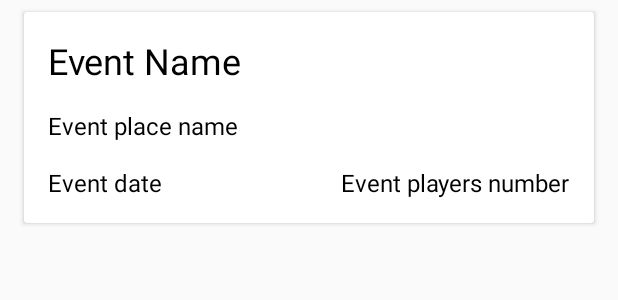
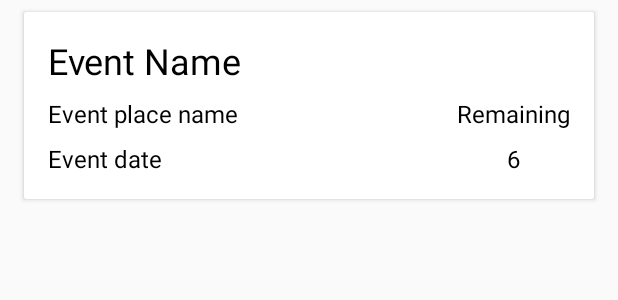
Before and after one commit to samuolis/Training-Buddy, an Android app: the layout event_list_recyclerview_item.xml on its own in the app's theme, with its tools: preview values and no code run, on a phone screen of 412 x 824 dp. Shown: the top 300 px of the screen. Run offline under Robolectric (Android 15) with nearby library versions, the phone set to English and light mode, and no system bars.

Commit message:
TA-23
Working event change

```diff
--- a/app/src/main/java/com/example/lukas/trainerapp/ui/fragments/DashboardFragment.kt
+++ b/app/src/main/java/com/example/lukas/trainerapp/ui/fragments/DashboardFragment.kt
@@ -51,7 +51,7 @@ import java.util.*
                 dashboard_recyclerview.layoutManager = LinearLayoutManager(context)
                 eventViewModel.getEventsOfLocation(userLocationCountryCode,
                         userLocation?.latitude?.toFloat(), userLocation?.longitude?.toFloat())?.observe(this, androidx.lifecycle.Observer {
-                    dashboard_recyclerview.adapter = UserEventsRecyclerViewAdapter(it, context!!)
+                    dashboard_recyclerview.adapter = UserEventsRecyclerViewAdapter(it, context!!, null)
                 })
                 eventViewModel.getStatus()?.observe(this, Observer {
                     dashboard_swipe_container.isRefreshing = !(it == 0)
--- a/app/src/main/res/layout/event_list_recyclerview_item.xml
+++ b/app/src/main/res/layout/event_list_recyclerview_item.xml
@@ -13,14 +13,16 @@
     android:layout_marginBottom="8dp">
 
     <androidx.constraintlayout.widget.ConstraintLayout
+        android:id="@+id/list_content_layout"
         android:layout_width="match_parent"
+        android:background="@drawable/profile_button_selector"
         android:layout_height="match_parent">
 
         <TextView
             android:id="@+id/event_name_text_view"
             android:layout_width="wrap_content"
             android:layout_height="wrap_content"
-            android:layout_margin="16dp"
+            android:layout_marginStart="16dp"
             android:layout_marginTop="16dp"
             android:text="Event Name"
             android:textColor="@android:color/black"
@@ -59,8 +61,7 @@
             android:id="@+id/event_place_name_text_view"
             android:layout_width="wrap_content"
             android:layout_height="wrap_content"
-            android:layout_margin="16dp"
-            android:layout_marginStart="8dp"
+            android:layout_marginStart="16dp"
             android:layout_marginTop="8dp"
             android:text="Event place name"
             android:textColor="@android:color/black"
@@ -72,8 +73,9 @@
             android:id="@+id/event_date_text_view"
             android:layout_width="wrap_content"
             android:layout_height="wrap_content"
-            android:layout_margin="16dp"
-            android:layout_marginBottom="8dp"
+            android:layout_marginStart="16dp"
+            android:layout_marginTop="8dp"
+            android:layout_marginBottom="16dp"
             android:text="Event date"
             android:textColor="@android:color/black"
             android:textSize="16sp"
@@ -82,16 +84,28 @@
             app:layout_constraintTop_toBottomOf="@+id/event_place_name_text_view" />
 
         <TextView
+            android:id="@+id/players_label"
+            android:layout_width="wrap_content"
+            android:layout_height="wrap_content"
+            android:layout_marginTop="8dp"
+            android:layout_marginEnd="16dp"
+            android:text="Remaining"
+            android:textColor="@android:color/black"
+            android:textSize="16sp"
+            app:layout_constraintEnd_toEndOf="parent"
+            app:layout_constraintTop_toBottomOf="@+id/distance_linear_layout" />
+
+        <TextView
             android:id="@+id/event_players_number_text_view"
             android:layout_width="wrap_content"
             android:layout_height="wrap_content"
-            android:layout_margin="16dp"
-            android:layout_marginEnd="8dp"
-            android:text="Event players number"
+            android:layout_marginTop="8dp"
+            android:text="6"
             android:textColor="@android:color/black"
             android:textSize="16sp"
-            app:layout_constraintEnd_toEndOf="parent"
-            app:layout_constraintTop_toBottomOf="@+id/event_place_name_text_view" />
+            app:layout_constraintEnd_toEndOf="@+id/players_label"
+            app:layout_constraintStart_toStartOf="@+id/players_label"
+            app:layout_constraintTop_toBottomOf="@+id/players_label" />
     </androidx.constraintlayout.widget.ConstraintLayout>
 
 </androidx.cardview.widget.CardView>
```
Also changed, not shown: app/src/main/java/com/example/lukas/trainerapp/db/viewmodel/EventViewModel.kt (+16 -1 lines), app/src/main/java/com/example/lukas/trainerapp/ui/NavigationActivity.kt (+7 -4 lines), app/src/main/java/com/example/lukas/trainerapp/ui/adapters/UserEventsRecyclerViewAdapter.kt (+15 -2 lines), app/src/main/java/com/example/lukas/trainerapp/ui/fragments/AddEventDialogFragment.kt (+42 -12 lines), app/src/main/java/com/example/lukas/trainerapp/ui/fragments/EventDetailsDialogFragment.kt (added, +22 -0 lines), app/src/main/java/com/example/lukas/trainerapp/ui/fragments/HomeFragment.kt (+11 -1 lines), app/src/main/res/drawable/circle_background.xml (added, +12 -0 lines), app/src/main/res/layout/fragment_event_details_dialog.xml (added, +10 -0 lines).
